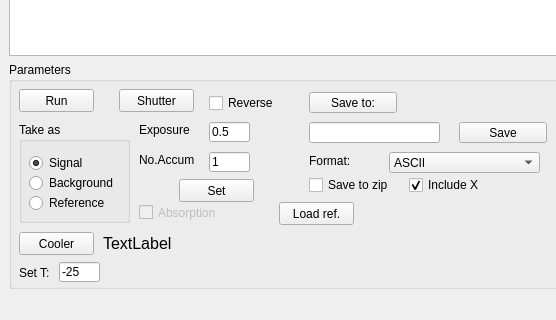
Old version of the form laborIott/instruments/Andor/VInst/Andor.ui in the repository Kassikakk/laborIott; both pictures show x 0 to 556 and y 245 to 565 of the 704 by 565 pixel window.
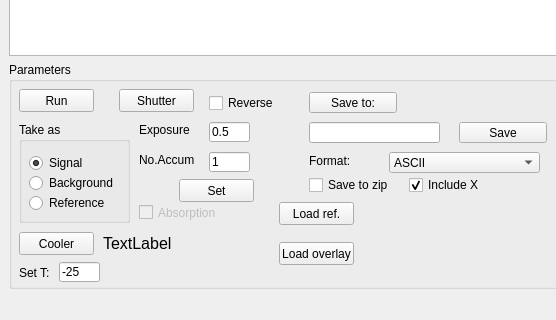
New version of the form. Icons and pictures are not drawn. Custom widgets are drawn as their Qt base class.

Commit message: Andor overlay

```diff
--- a/laborIott/instruments/Andor/VInst/Andor.ui
+++ b/laborIott/instruments/Andor/VInst/Andor.ui
@@ -521,6 +521,25 @@
           <bool>true</bool>
          </property>
         </widget>
+        <widget class="QPushButton" name="loadOvlButt">
+         <property name="enabled">
+          <bool>true</bool>
+         </property>
+         <property name="geometry">
+          <rect>
+           <x>270</x>
+           <y>180</y>
+           <width>75</width>
+           <height>23</height>
+          </rect>
+         </property>
+         <property name="text">
+          <string>Load overlay</string>
+         </property>
+         <property name="checkable">
+          <bool>false</bool>
+         </property>
+        </widget>
        </widget>
       </item>
      </layout>
```
Left out of the diff: 2 changed lines with no effect on the pictures. The commit also changes 4 other files.
